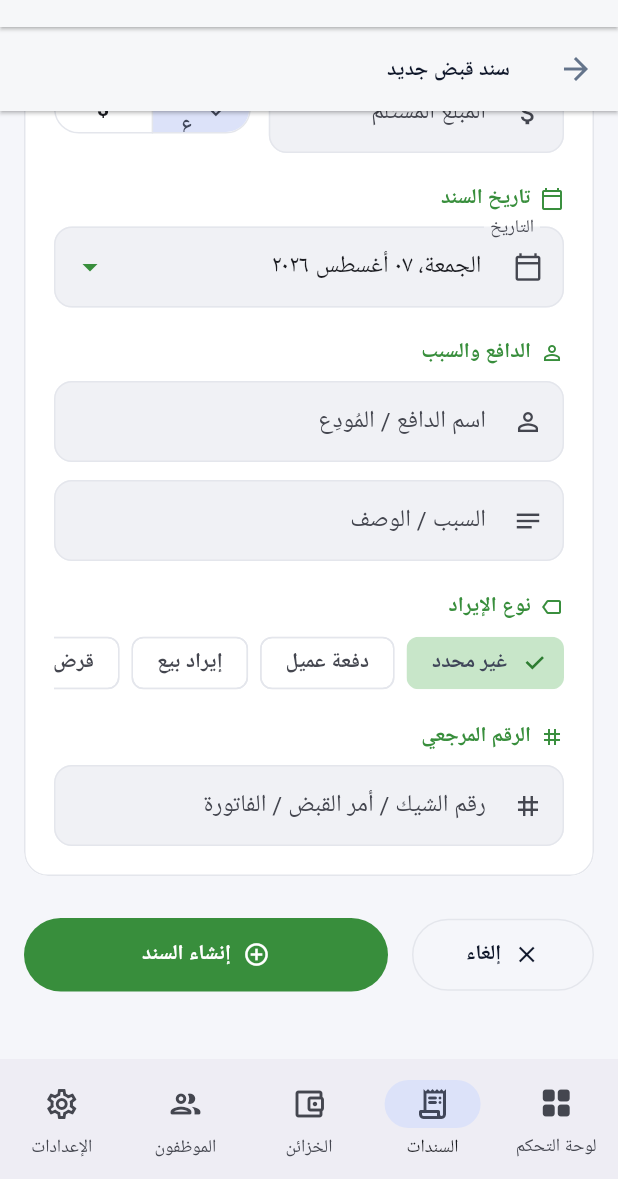
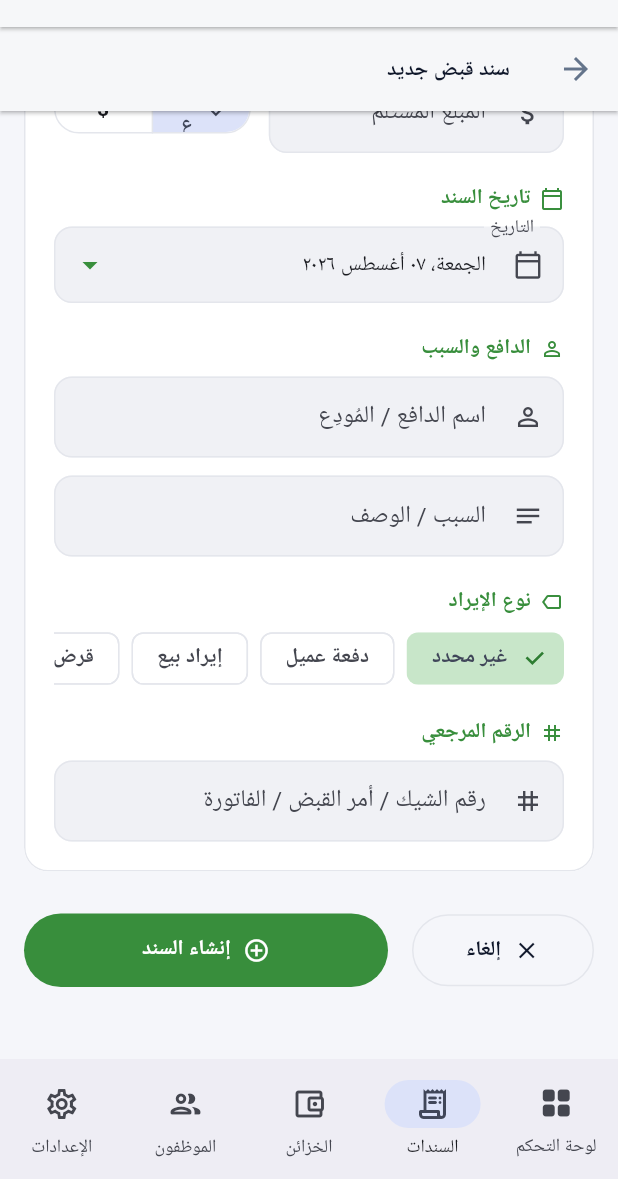
Before and after one commit to Speed3d/sanad-app, a Flutter app: the VoucherKabdScreen screen opened by its route, scrolled down 272 dp, on a phone screen of 412 x 824 dp, the part 57-1236 px from its top. Run offline on Flutter 3.47's test engine with Material 3 defaults, Android fonts, the phone set to English and light mode, and no system bars; our stand-ins replace drift, drift_flutter, file_picker, fl_chart, flutter_animate, flutter_riverpod and 7 more; missing offline and left inert: bcrypt, excel, pointycastle; accounts and stored records are empty; generated files the repository leaves out were written again; Roboto replaces fonts that are missing (Cairo).

Commit message:
fix(ui): Phase 3 - date bounds, controller leaks, nav highlight
- Voucher (sarf/kabd/transfer), salary, advance, and repayment date pickers
  capped at DateTime.now() instead of year 2100 - financial documents can no
  longer be future-dated. Fiscal period dates keep the future range (periods
  can be created ahead).
- Six read-only date fields built a fresh TextEditingController on every
  rebuild (leaked, broke cursor state, needed AbsorbPointer). Replaced with
  InputDecorator + Text - no controller, no leak.
- Nav-rail selection returned 0 (dashboard) for any route not in _navItems, so
  /audit and /backup wrongly highlighted dashboard and showed its title. Now
  returns -1 (nothing highlighted) using longest-prefix matching, and the
  desktop topbar resolves the correct title for those routes.

Tests: 90/90 passing. Analyzer: 0 issues.

Co-Authored-By: Claude Opus 5 <noreply@anthropic.com>

```diff
--- a/lib/presentation/features/reports/reports_screen.dart
+++ b/lib/presentation/features/reports/reports_screen.dart
@@ -856,7 +856,7 @@ class _DateField extends StatelessWidget {
           context: context,
           initialDate: value,
           firstDate: DateTime(2000),
-          lastDate: DateTime(2100),
+          lastDate: DateTime.now(),
         );
         if (picked != null) onChanged(picked);
       },
--- a/lib/presentation/features/vouchers/voucher_kabd_screen.dart
+++ b/lib/presentation/features/vouchers/voucher_kabd_screen.dart
@@ -122,7 +122,7 @@ class _VoucherKabdScreenState extends ConsumerState<VoucherKabdScreen> {
       context: context,
       initialDate: _voucherDate,
       firstDate: DateTime(2000),
-      lastDate: DateTime(2100),
+      lastDate: DateTime.now(),
       locale: const Locale('ar'),
       helpText: 'اختر تاريخ السند',
       cancelText: 'إلغاء',
@@ -829,22 +829,19 @@ class _KabdDateField extends StatelessWidget {
   @override
   Widget build(BuildContext context) {
     final fmt = DateFormat('EEEE، dd MMMM yyyy', 'ar');
+    // InputDecorator بدل TextFormField+Controller — حقل عرض فقط بلا تسريب.
     return GestureDetector(
       onTap: onTap,
-      child: AbsorbPointer(
-        child: TextFormField(
-          controller: TextEditingController(text: fmt.format(date)),
-          readOnly: true,
-          decoration: InputDecoration(
-            labelText: 'التاريخ',
-            prefixIcon:
-                const Icon(Icons.calendar_today_outlined, size: 20),
-            suffixIcon: Icon(
-              Icons.arrow_drop_down,
-              color: Colors.green.shade700,
-            ),
+      child: InputDecorator(
+        decoration: InputDecoration(
+          labelText: 'التاريخ',
+          prefixIcon: const Icon(Icons.calendar_today_outlined, size: 20),
+          suffixIcon: Icon(
+            Icons.arrow_drop_down,
+            color: Colors.green.shade700,
           ),
         ),
+        child: Text(fmt.format(date)),
       ),
     );
   }
--- a/lib/presentation/features/vouchers/voucher_transfer_screen.dart
+++ b/lib/presentation/features/vouchers/voucher_transfer_screen.dart
@@ -255,7 +255,7 @@ class _VoucherTransferScreenState extends ConsumerState<VoucherTransferScreen> {
                         context: context,
                         initialDate: _voucherDate,
                         firstDate: DateTime(2020),
-                        lastDate: DateTime(2100),
+                        lastDate: DateTime.now(),
                       );
                       if (picked != null) {
                         setState(() => _voucherDate = picked);
```
Also changed, not shown: lib/presentation/features/employees/employees_screen.dart (+13 -25 lines), lib/presentation/features/vouchers/voucher_sarf_screen.dart (+11 -13 lines), lib/presentation/widgets/common/app_shell.dart (+23 -4 lines).
